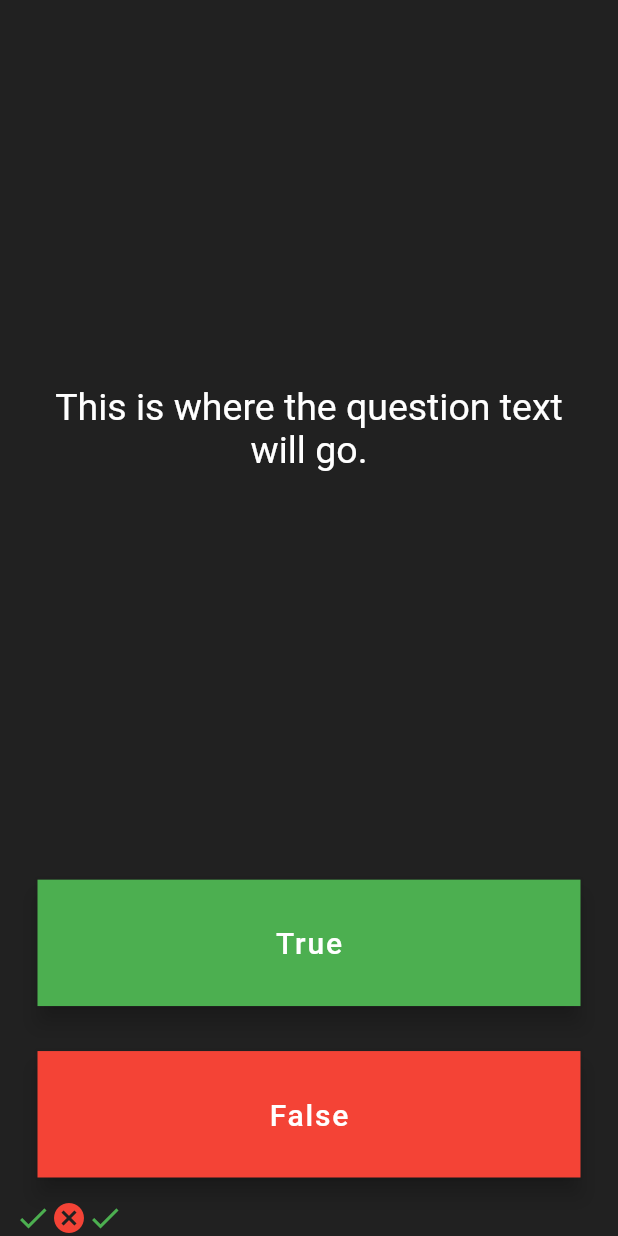
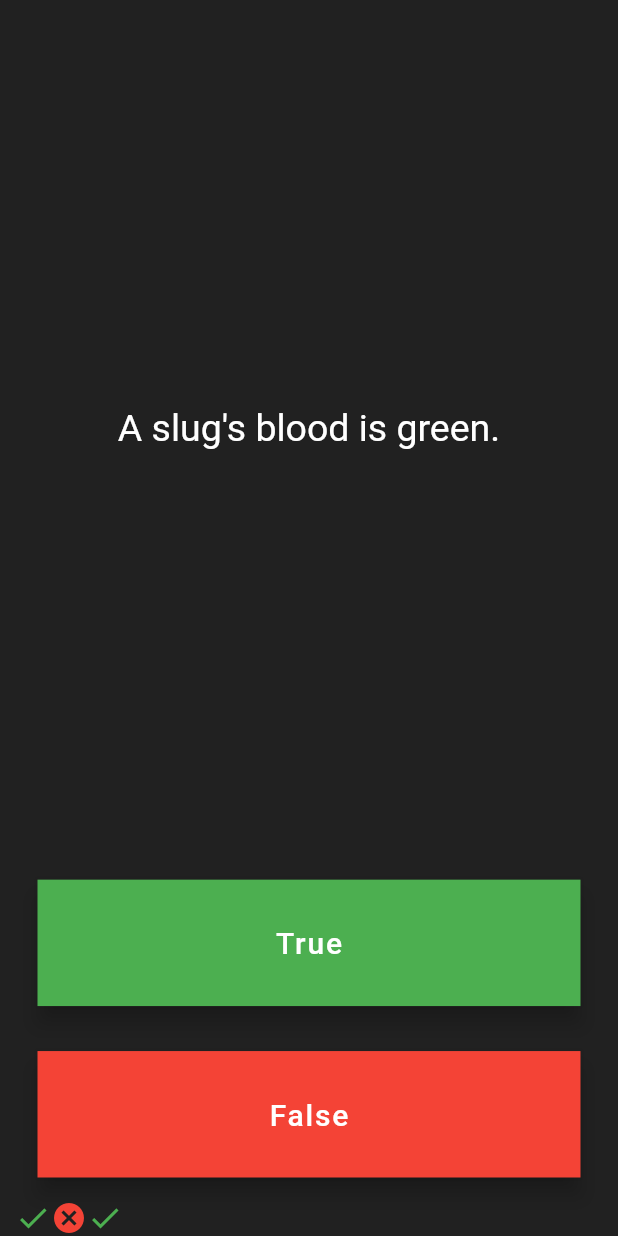
Before and after one commit to rawnakchourasia/quizzler_flutter, a Flutter app: the screen it shows after launch, after a tap on "True", after a tap on "False", on a phone screen of 412 x 824 dp. Run offline on Flutter 3.47's test engine with Material 2 defaults, Android fonts, the phone set to English and light mode, and no system bars.

Commit message:
Adding Questions

```diff
--- a/lib/main.dart
+++ b/lib/main.dart
@@ -39,21 +39,30 @@ class _QuizPageState extends State<QuizPage> {
       color: Colors.red,
     ),
   ];
+
+  List<String> questions = [
+    'You can lead a cow down stairs but not up stairs.',
+    'Approximately one quarter of human bones are in the feet.',
+    'A slug\'s blood is green.'
+  ];
+
+  int questionNumber = 0;
+
   @override
   Widget build(BuildContext context) {
     return Column(
       mainAxisAlignment: MainAxisAlignment.spaceBetween,
       crossAxisAlignment: CrossAxisAlignment.stretch,
       children: <Widget>[
-        const Expanded(
+        Expanded(
           flex: 5,
           child: Padding(
-            padding: EdgeInsets.all(10.0),
+            padding: const EdgeInsets.all(10.0),
             child: Center(
               child: Text(
-                'This is where the question text will go.',
+                questions[questionNumber],
                 textAlign: TextAlign.center,
-                style: TextStyle(
+                style: const TextStyle(
                   fontSize: 25.0,
                   color: Colors.white,
                 ),
@@ -72,6 +81,7 @@ class _QuizPageState extends State<QuizPage> {
                     Icons.check,
                     color: Colors.green,
                   ));
+                  questionNumber++;
                 });
 
                 //The user picked true.
@@ -94,6 +104,10 @@ class _QuizPageState extends State<QuizPage> {
             child: FloatingActionButton(
               backgroundColor: Colors.red,
               onPressed: () {
+                setState(() {
+                  questionNumber++;
+                });
+
                 //The user picked false.
               },
               shape: const RoundedRectangleBorder(
```
